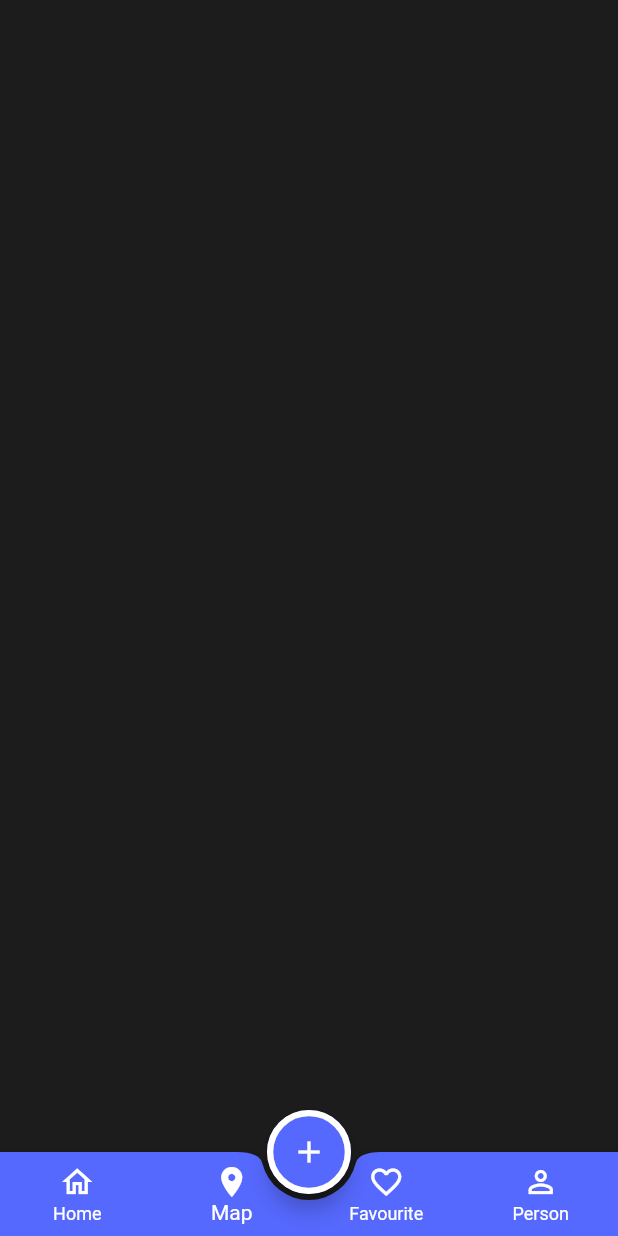
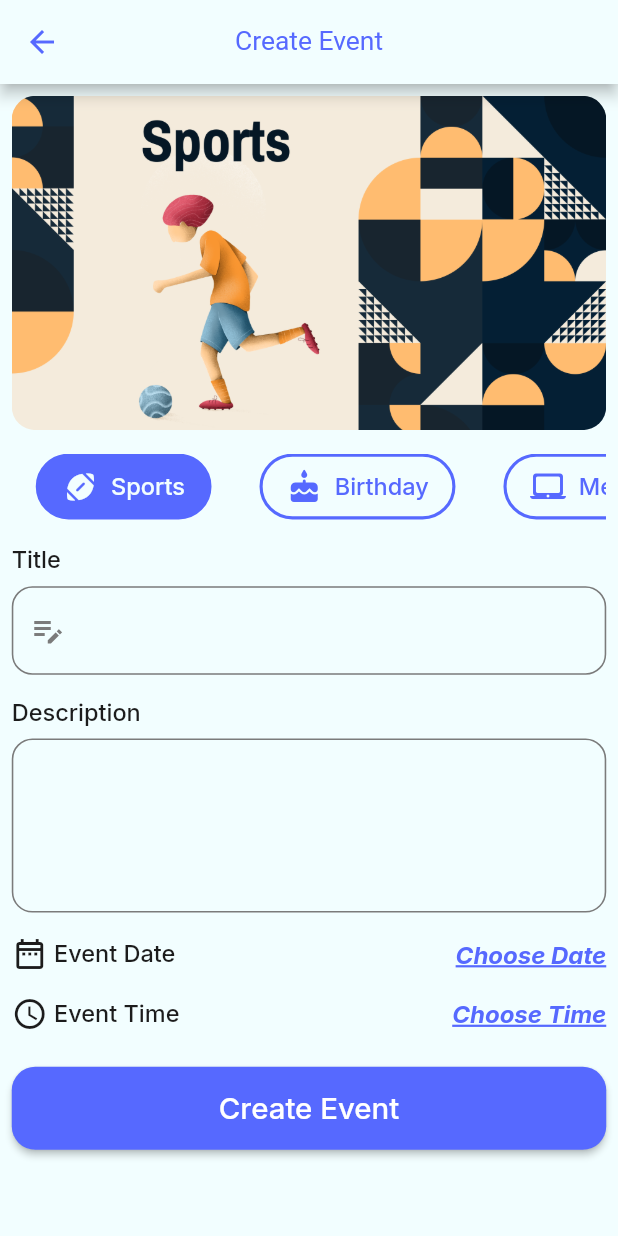
Before and after one commit to menna11420/Evently-App, a Flutter app: the screen it shows after launch, item 2 of the bottom bar chosen, after a tap on the "add" icon, on a phone screen of 412 x 824 dp. Run offline on Flutter 3.47's test engine with Material 3 defaults, Android fonts, the phone set to English and light mode, and no system bars; our stand-ins replace flutter_screenutil, flutter_svg, google_fonts.

Commit message:
finished create event ui

```diff
--- a/lib/config/theme/theme_manager.dart
+++ b/lib/config/theme/theme_manager.dart
@@ -7,6 +7,12 @@ class ThemeManager {
   static final ThemeData light = ThemeData(
     useMaterial3: false,
     primaryColor: ColorsManager.blue,
+    appBarTheme: AppBarThemeData(
+      backgroundColor: ColorsManager.whiteBlue,
+      foregroundColor: ColorsManager.blue,
+      titleTextStyle: GoogleFonts.roboto(fontSize: 18.sp,fontWeight: FontWeight.w400,color: ColorsManager.blue),
+        centerTitle: true,
+    ),
     cardTheme: CardThemeData(
       shape: RoundedRectangleBorder(
           borderRadius: BorderRadius.circular(8.r)
@@ -68,6 +74,11 @@ class ThemeManager {
         fontSize: 16.sp,
         fontWeight: FontWeight.w500,
       ),
+      hintStyle: GoogleFonts.inter(
+      color: ColorsManager.gray,
+      fontSize: 16.sp,
+      fontWeight: FontWeight.w500,
+    ),
     ),
     elevatedButtonTheme: ElevatedButtonThemeData(
       style: ElevatedButton.styleFrom(
@@ -108,6 +119,11 @@ class ThemeManager {
           color: ColorsManager.black1C,
           fontSize: 14.sp,
           fontWeight: FontWeight.bold),
+
+      titleMedium: GoogleFonts.inter(
+          color: ColorsManager.black1C,
+          fontSize: 16.sp,
+          fontWeight: FontWeight.w500),
     ),
     outlinedButtonTheme: OutlinedButtonThemeData(
       style: OutlinedButton.styleFrom(
--- a/lib/core/routes_manager/app_routes.dart
+++ b/lib/core/routes_manager/app_routes.dart
@@ -2,5 +2,6 @@ class AppRoutes{
   static const String login = "/login";
   static const String register = "/register";
   static const String mainLayout = "/mainLayout";
+  static const String createEvent = "/createEvent";
   // static const String onBoarding = "onBoarding";
 }
--- a/lib/core/routes_manager/routes_manager.dart
+++ b/lib/core/routes_manager/routes_manager.dart
@@ -1,4 +1,5 @@
 import 'package:evently_app/core/routes_manager/app_routes.dart';
+import 'package:evently_app/features/create_event/create_event.dart';
 import 'package:evently_app/features/main_layout/main_layout.dart';
 import 'package:flutter/cupertino.dart';
 import '../../features/authentication/login/login.dart';
@@ -16,6 +17,9 @@ class RoutesManager{
       case AppRoutes.mainLayout:{
         return CupertinoPageRoute(builder: (context) => MainLayout());
       }
+      case AppRoutes.createEvent:{
+        return CupertinoPageRoute(builder: (context) => CreateEvent());
+      }
     }
   }
 }
--- a/lib/core/widgets/custom_tab_bar.dart
+++ b/lib/core/widgets/custom_tab_bar.dart
@@ -1,4 +1,3 @@
-import 'package:evently_app/core/resources/colors_manager.dart';
 import 'package:evently_app/core/widgets/custom_tab_item.dart';
 import 'package:evently_app/models/category_model.dart';
 import 'package:flutter/material.dart';
@@ -11,6 +10,7 @@ class CustomTabBar extends StatefulWidget {
     required this.unSelectedBgColor,
     required this.selectedFgColor,
     required this.unSelectedFgColor,
+    this.onCategoryItemClicked
     });
 
   final List<CategoryModel> categories;
@@ -18,6 +18,7 @@ class CustomTabBar extends StatefulWidget {
   final Color unSelectedBgColor;
   final Color selectedFgColor;
   final Color unSelectedFgColor;
+  final void Function(CategoryModel category)? onCategoryItemClicked;
 
   @override
   State<CustomTabBar> createState() => _CustomTabBarState();
@@ -32,6 +33,7 @@ class _CustomTabBarState extends State<CustomTabBar> {
       child: TabBar(
           indicatorColor: Colors.transparent,
           onTap: (index){
+            widget.onCategoryItemClicked?.call(widget.categories[index]);
             setState(() {
               selectedIndex = index;
             });
--- a/lib/core/widgets/custom_text_form_field.dart
+++ b/lib/core/widgets/custom_text_form_field.dart
@@ -5,26 +5,31 @@ import '../resources/colors_manager.dart';
 
 class CustomTextFormField extends StatelessWidget {
   const CustomTextFormField({super.key,
-    required this.labelText,
+    this.labelText,
+    this.hintText,
     this.prefixIcon,
     this.suffixIcon,
     required this.keyboardType,
     this.isSecure = false,
     this.validator,
     this.controller,
+    this.maxLines = 1,
   });
-  final String labelText;
+  final String? labelText;
+  final String? hintText;
   final Widget? prefixIcon;
   final Widget? suffixIcon;
   final TextInputType keyboardType;
   final bool isSecure;
   final String? Function(String?)? validator;
   final TextEditingController? controller;
+  final int maxLines;
 
 
   @override
   Widget build(BuildContext context) {
     return TextFormField(
+      maxLines: maxLines,
       controller: controller,
       validator: validator,
       obscureText: isSecure,
--- /dev/null
+++ b/lib/features/create_event/create_event.dart
@@ -0,0 +1,96 @@
+import 'package:evently_app/core/resources/assets_manager.dart';
+import 'package:evently_app/core/resources/colors_manager.dart';
+import 'package:evently_app/core/widgets/custom_elevated_button.dart';
+import 'package:evently_app/core/widgets/custom_tab_bar.dart';
+import 'package:evently_app/core/widgets/custom_text_button.dart';
+import 'package:evently_app/core/widgets/custom_text_form_field.dart';
+import 'package:evently_app/models/category_model.dart';
+import 'package:flutter/material.dart';
+import 'package:flutter_screenutil/flutter_screenutil.dart';
+
+class CreateEvent extends StatefulWidget {
+  const CreateEvent({super.key});
+
+  @override
+  State<CreateEvent> createState() => _CreateEventState();
+}
+
+class _CreateEventState extends State<CreateEvent> {
+  CategoryModel selectedCategory = CategoryModel.categories[0];
+  @override
+  Widget build(BuildContext context) {
+    return Scaffold(
+      appBar: AppBar(
+        title: Text("Create Event"),
+      ),
+      body: Padding(
+        padding: REdgeInsets.all(8.0),
+        child: SingleChildScrollView(
+          child: Column(
+            crossAxisAlignment: CrossAxisAlignment.stretch,
+            children: [
+              ClipRRect(
+                borderRadius: BorderRadius.circular(16.r),
+                  child: Image.asset(selectedCategory.imagePath)),
+              SizedBox(height: 16.h,),
+              CustomTabBar(
+                onCategoryItemClicked: (category){
+                  setState(() {
+                    selectedCategory = category;
+                  });
+                },
+                  categories: CategoryModel.categories,
+                  selectedBgColor: ColorsManager.blue,
+                  unSelectedBgColor: Colors.transparent,
+                  selectedFgColor: ColorsManager.whiteBlue,
+                  unSelectedFgColor: ColorsManager.blue
+              ),
+              SizedBox(height: 16.h,),
+              Text("Title",style: Theme.of(context).textTheme.titleMedium),
+              SizedBox(height: 8.h,),
+              CustomTextFormField(
+                hintText:"Event Title",
+                keyboardType: TextInputType.text,
+                prefixIcon: Icon(Icons.edit_note_sharp),
+              ),
+              SizedBox(height: 16.h,),
+              Text("Description",style: Theme.of(context).textTheme.titleMedium),
+              SizedBox(height: 8.h,),
+              CustomTextFormField(
+                maxLines: 4,
+                hintText:"Event Description",
+                keyboardType: TextInputType.text,
+              ),
+              SizedBox(height: 16.h,),
+              Row(
+                children: [
+                  Icon(Icons.date_range_outlined,color: ColorsManager.black1C,),
+                  SizedBox(width: 4.w,),
+                  Text("Event Date",style: Theme.of(context).textTheme.titleMedium),
+                  Spacer(),
+                  CustomTextButton(text: "Choose Date", onTap: (){
+                    showDatePicker(context: context, firstDate: DateTime.now(), lastDate: DateTime.now().add(Duration(days: 365)));
+                  })
+                ],
+              ),
+              SizedBox(height: 16.h,),
+              Row(
+                children: [
+                  Icon(Icons.access_time,color: ColorsManager.black1C,),
+                  SizedBox(width: 4.w,),
+                  Text("Event Time",style: Theme.of(context).textTheme.titleMedium),
+                  Spacer(),
+                  CustomTextButton(text: "Choose Time", onTap: (){
+                    showTimePicker(context: context, initialTime: TimeOfDay.now());
+                  })
+                ],
+              ),
+              SizedBox(height: 24.h,),
+              CustomElevatedButton(text: "Create Event", onPress: (){})
+            ],
+          ),
+        ),
+      ),
+    );
+  }
+}
--- a/lib/features/main_layout/favourite/favourite_tab.dart
+++ b/lib/features/main_layout/favourite/favourite_tab.dart
@@ -1,6 +1,5 @@
 import 'package:evently_app/core/resources/colors_manager.dart';
 import 'package:evently_app/core/widgets/custom_event_item.dart';
-import 'package:evently_app/core/widgets/custom_text_form_field.dart';
 import 'package:evently_app/models/category_model.dart';
 import 'package:evently_app/models/event_model.dart';
 import 'package:flutter/material.dart';
--- a/lib/features/main_layout/main_layout.dart
+++ b/lib/features/main_layout/main_layout.dart
@@ -1,4 +1,6 @@
 import 'package:evently_app/core/resources/colors_manager.dart';
+import 'package:evently_app/core/routes_manager/app_routes.dart';
+import 'package:evently_app/features/create_event/create_event.dart';
 import 'package:evently_app/features/main_layout/favourite/favourite_tab.dart';
 import 'package:evently_app/features/main_layout/home/home_tab.dart';
 import 'package:evently_app/features/main_layout/map/map_tab.dart';
@@ -35,7 +37,9 @@ class _MainLayoutState extends State<MainLayout> {
 
   FloatingActionButton _buildFloatingActionButton(){
     return FloatingActionButton(
-      onPressed: (){},
+      onPressed: (){
+        Navigator.pushNamed(context, AppRoutes.createEvent);
+      },
       child: Icon(Icons.add),
     );
   }
```
